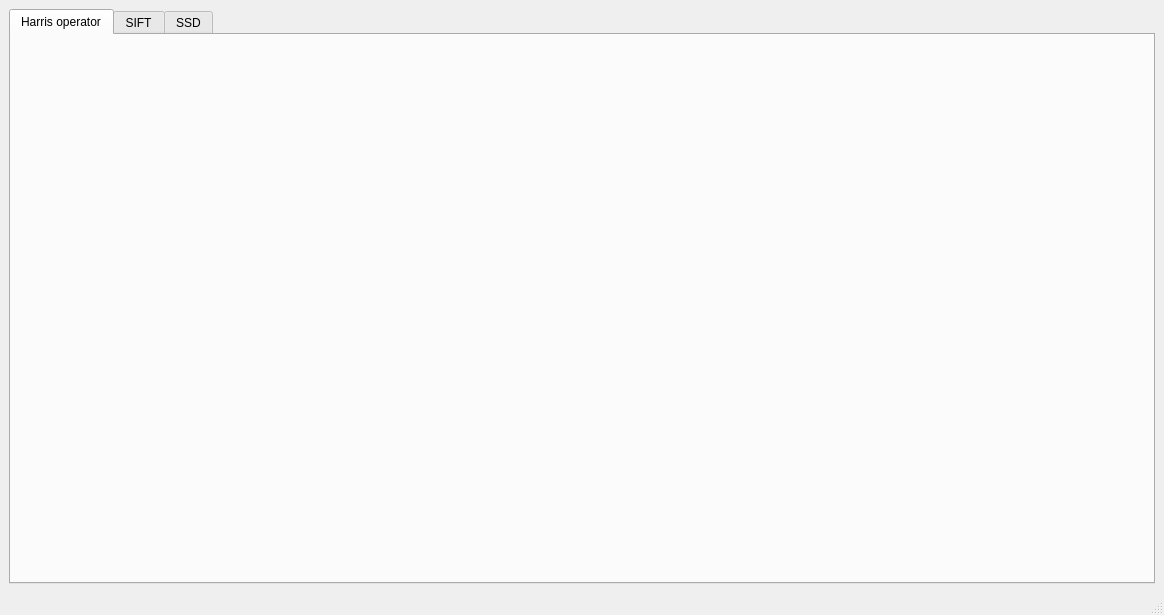
Ibrahimelsayed60/Computer_vision_task_3, file task.ui: the form before one commit.
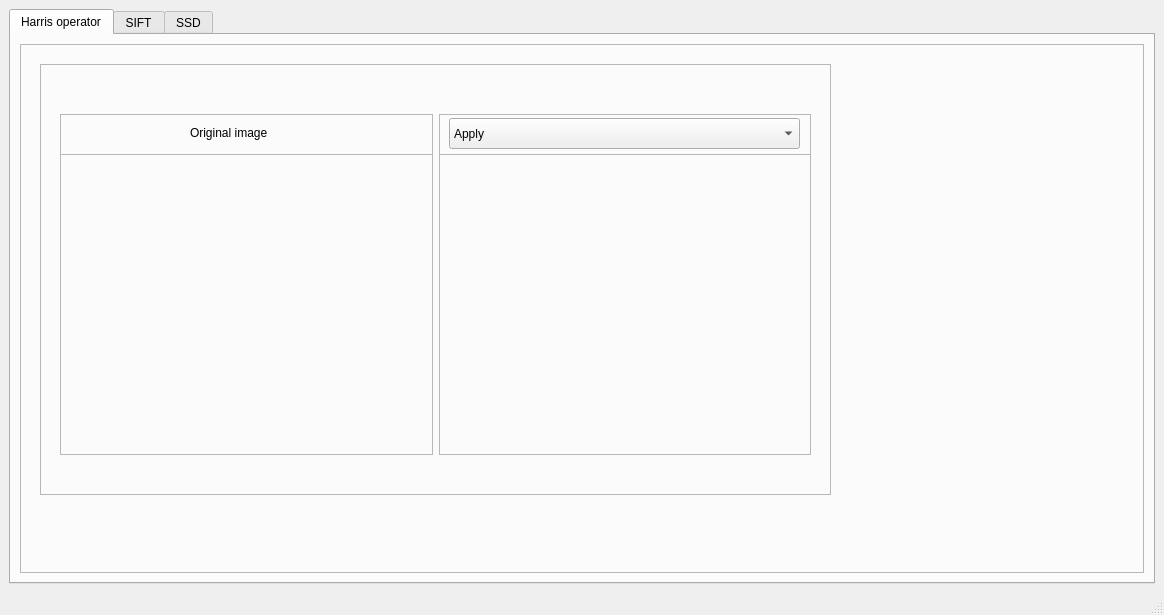
The form after the commit.

```diff
--- a/task.ui
+++ b/task.ui
@@ -24,6 +24,154 @@
        <attribute name="title">
         <string>Harris operator</string>
        </attribute>
+       <layout class="QHBoxLayout" name="horizontalLayout_2">
+        <item>
+         <widget class="QFrame" name="frame_3">
+          <property name="frameShape">
+           <enum>QFrame::StyledPanel</enum>
+          </property>
+          <property name="frameShadow">
+           <enum>QFrame::Raised</enum>
+          </property>
+          <widget class="QFrame" name="frame_6">
+           <property name="geometry">
+            <rect>
+             <x>20</x>
+             <y>20</y>
+             <width>791</width>
+             <height>431</height>
+            </rect>
+           </property>
+           <property name="frameShape">
+            <enum>QFrame::StyledPanel</enum>
+           </property>
+           <property name="frameShadow">
+            <enum>QFrame::Raised</enum>
+           </property>
+           <widget class="QWidget" name="layoutWidget">
+            <property name="geometry">
+             <rect>
+              <x>20</x>
+              <y>90</y>
+              <width>751</width>
+              <height>301</height>
+             </rect>
+            </property>
+            <layout class="QHBoxLayout" name="horizontalLayout_4">
+             <item>
+              <widget class="QFrame" name="frame_4">
+               <property name="frameShape">
+                <enum>QFrame::StyledPanel</enum>
+               </property>
+               <property name="frameShadow">
+                <enum>QFrame::Raised</enum>
+               </property>
+               <widget class="QLabel" name="label">
+                <property name="geometry">
+                 <rect>
+                  <x>10</x>
+                  <y>10</y>
+                  <width>351</width>
+                  <height>281</height>
+                 </rect>
+                </property>
+                <property name="text">
+                 <string/>
+                </property>
+               </widget>
+              </widget>
+             </item>
+             <item>
+              <widget class="QFrame" name="frame_5">
+               <property name="frameShape">
+                <enum>QFrame::StyledPanel</enum>
+               </property>
+               <property name="frameShadow">
+                <enum>QFrame::Raised</enum>
+               </property>
+               <widget class="QWidget" name="widget" native="true">
+                <property name="geometry">
+                 <rect>
+                  <x>9</x>
+                  <y>10</y>
+                  <width>351</width>
+                  <height>281</height>
+                 </rect>
+                </property>
+               </widget>
+              </widget>
+             </item>
+            </layout>
+           </widget>
+           <widget class="QWidget" name="layoutWidget">
+            <property name="geometry">
+             <rect>
+              <x>20</x>
+              <y>50</y>
+              <width>751</width>
+              <height>41</height>
+             </rect>
+            </property>
+            <layout class="QHBoxLayout" name="horizontalLayout_3">
+             <item>
+              <widget class="QFrame" name="frame">
+               <property name="frameShape">
+                <enum>QFrame::StyledPanel</enum>
+               </property>
+               <property name="frameShadow">
+                <enum>QFrame::Raised</enum>
+               </property>
+               <widget class="QLabel" name="label_2">
+                <property name="geometry">
+                 <rect>
+                  <x>130</x>
+                  <y>10</y>
+                  <width>101</width>
+                  <height>17</height>
+                 </rect>
+                </property>
+                <property name="text">
+                 <string>Original image</string>
+                </property>
+               </widget>
+              </widget>
+             </item>
+             <item>
+              <widget class="QFrame" name="frame_2">
+               <property name="frameShape">
+                <enum>QFrame::StyledPanel</enum>
+               </property>
+               <property name="frameShadow">
+                <enum>QFrame::Raised</enum>
+               </property>
+               <widget class="QComboBox" name="comboBox">
+                <property name="geometry">
+                 <rect>
+                  <x>10</x>
+                  <y>4</y>
+                  <width>351</width>
+                  <height>31</height>
+                 </rect>
+                </property>
+                <item>
+                 <property name="text">
+                  <string>Apply</string>
+                 </property>
+                </item>
+                <item>
+                 <property name="text">
+                  <string>Harris Operator</string>
+                 </property>
+                </item>
+               </widget>
+              </widget>
+             </item>
+            </layout>
+           </widget>
+          </widget>
+         </widget>
+        </item>
+       </layout>
       </widget>
       <widget class="QWidget" name="tab_2">
        <attribute name="title">
```
Left out of the diff: 2 changed lines with no effect on the pictures.
